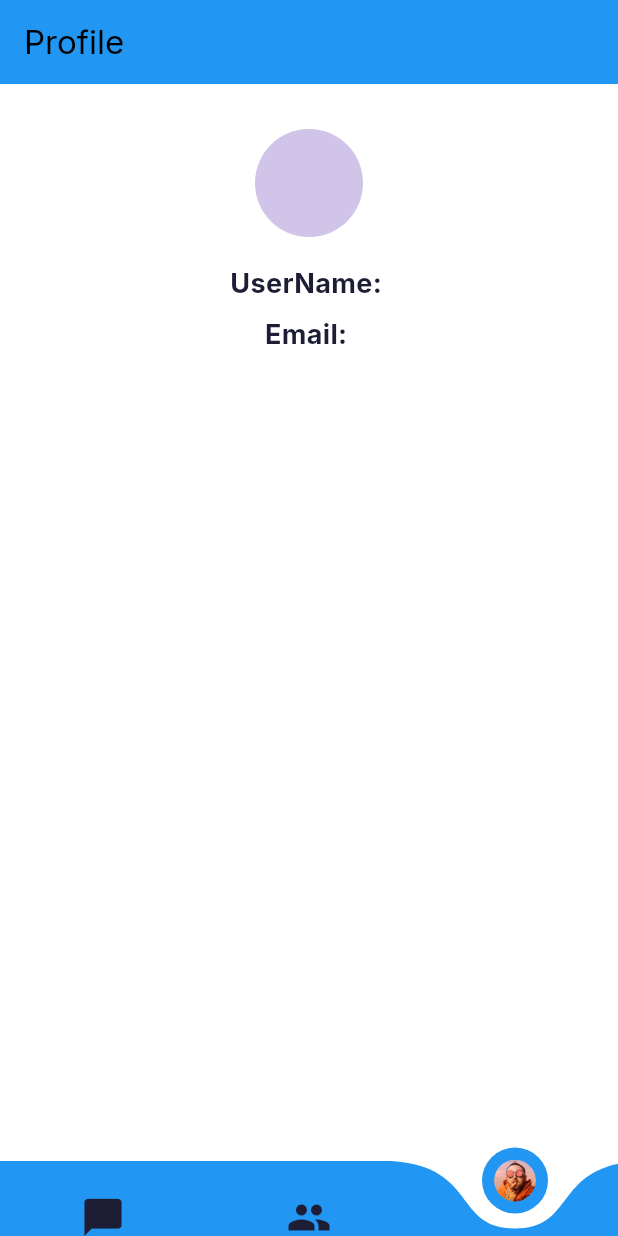
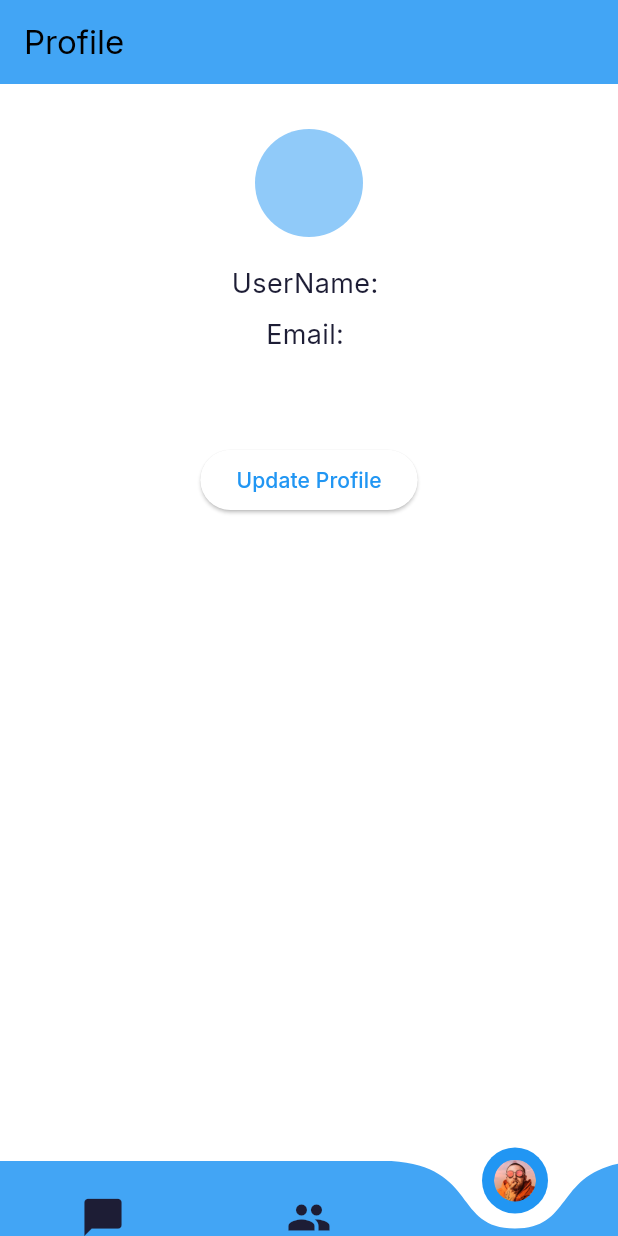
Before and after one commit to osamajaved07/CHAT-APP, a Flutter app: the ProfileScreen screen opened by its route, on a phone screen of 412 x 824 dp. Run offline on Flutter 3.47's test engine with Material 3 defaults, Android fonts, the phone set to English and light mode, and no system bars; drawn by our look-alikes of curved_navigation_bar; our stand-ins replace cloud_firestore, firebase_auth, firebase_core, firebase_storage, google_fonts, google_sign_in and 1 more; accounts and stored records are empty.

Commit message:
Update prfile functionality added

```diff
--- a/lib/components/body.dart
+++ b/lib/components/body.dart
@@ -120,7 +120,7 @@ class _BodyState extends State<Body> with WidgetsBindingObserver {
         Container(
           padding: EdgeInsets.fromLTRB(
               kDefaultPadding, 0, kDefaultPadding, kDefaultPadding),
-          color: kPrimaryColor,
+          color: Colors.blue.shade400,
           child: Column(
             mainAxisAlignment: MainAxisAlignment.start,
             children: [
--- a/lib/model/group_chat/create_group/add_members.dart
+++ b/lib/model/group_chat/create_group/add_members.dart
@@ -50,7 +50,7 @@ class _AddMembersInGroupState extends State<AddMembersInGroup> {
 
     await _firestore
         .collection('users')
-        .where("email", isEqualTo: _search.text)
+        .where("name", isEqualTo: _search.text)
         .get()
         .then((value) {
       setState(() {
@@ -98,7 +98,7 @@ class _AddMembersInGroupState extends State<AddMembersInGroup> {
 
     return Scaffold(
       appBar: AppBar(
-        backgroundColor: kPrimaryColor,
+        backgroundColor:Colors.blue.shade400,
         title: Text("Add Members"),
       ),
       body: SingleChildScrollView(
--- a/lib/model/group_chat/group_chat_room.dart
+++ b/lib/model/group_chat/group_chat_room.dart
@@ -43,7 +43,7 @@ class GroupChatRoom extends StatelessWidget {
 
     return Scaffold(
       appBar: AppBar(
-        backgroundColor: kPrimaryColor,
+        backgroundColor: Colors.blue.shade400,
         title: Text(groupName),
         actions: [
           IconButton(
--- a/lib/model/group_chat/group_chat_screen.dart
+++ b/lib/model/group_chat/group_chat_screen.dart
@@ -57,7 +57,7 @@ class _GroupChatHomeScreenState extends State<GroupChatHomeScreen> {
     return Scaffold(
         appBar: AppBar(
           automaticallyImplyLeading: false,
-          backgroundColor: kPrimaryColor,
+          backgroundColor: Colors.blue.shade400,
           title: Text("Groups"),
         ),
         body: isLoading
@@ -100,7 +100,7 @@ class _GroupChatHomeScreenState extends State<GroupChatHomeScreen> {
         bottomNavigationBar: CurvedNavigationBar(
           index: 1,
           backgroundColor: Colors.white, // Background color
-          color: kPrimaryColor, // Button color
+          color: Colors.blue.shade400, // Button color
           buttonBackgroundColor: kPrimaryColor,
 
           // Active button color
--- a/lib/model/group_chat/group_info.dart
+++ b/lib/model/group_chat/group_info.dart
@@ -132,7 +132,7 @@ class _GroupInfoState extends State<GroupInfo> {
 
     return SafeArea(
       child: Scaffold(
-        backgroundColor: Color.fromARGB(255, 229, 206, 255),
+        backgroundColor: Colors.blue.shade50,
         body: isLoading
             ? Container(
                 height: size.height,
--- a/lib/screens/homescreen.dart
+++ b/lib/screens/homescreen.dart
@@ -61,6 +61,7 @@ class _HomePageState extends State<HomePage> with WidgetsBindingObserver {
       body: isLoading
           ? Center(
               child: Container(
+                alignment: Alignment.center,
                 height: size.height / 20,
                 width: size.width / 20,
                 child: CircularProgressIndicator(),
@@ -75,7 +76,7 @@ class _HomePageState extends State<HomePage> with WidgetsBindingObserver {
     return CurvedNavigationBar(
       index: 0,
       backgroundColor: Colors.white, // Background color
-      color: kPrimaryColor, // Button color
+      color: Colors.blue.shade400, // Button color
       buttonBackgroundColor: kPrimaryColor,
       // Active button color
       height: 50,
@@ -132,7 +133,7 @@ class _HomePageState extends State<HomePage> with WidgetsBindingObserver {
 
   AppBar App_Bar() {
     return AppBar(
-      backgroundColor: kPrimaryColor,
+      backgroundColor:Colors.blue.shade400,
       automaticallyImplyLeading: false,
       title: Text("Chats"),
       actions: [
--- a/lib/screens/profile_screen.dart
+++ b/lib/screens/profile_screen.dart
@@ -1,21 +1,37 @@
-// ignore_for_file: prefer_const_constructors, prefer_const_literals_to_create_immutables
+// ignore_for_file: prefer_const_constructors, prefer_const_literals_to_create_immutables, deprecated_member_use, avoid_print, use_build_context_synchronously, must_be_immutable, non_constant_identifier_names, unused_local_variable, prefer_const_constructors_in_immutables
 
 import 'package:chat_application/constants.dart';
 import 'package:chat_application/model/group_chat/group_chat_screen.dart';
 import 'package:chat_application/screens/homescreen.dart';
+import 'package:cloud_firestore/cloud_firestore.dart';
 import 'package:curved_navigation_bar/curved_navigation_bar.dart';
 import 'package:firebase_auth/firebase_auth.dart';
 import 'package:flutter/material.dart';
 
-class ProfileScreen extends StatelessWidget {
-  const ProfileScreen({super.key});
+class ProfileScreen extends StatefulWidget {
+  ProfileScreen({super.key});
+
+  @override
+  State<ProfileScreen> createState() => _ProfileScreenState();
+}
+
+class _ProfileScreenState extends State<ProfileScreen> {
+  String _username = '';
+  String _email = '';
+
+  @override
+  void initState() {
+    super.initState();
+    _username = FirebaseAuth.instance.currentUser?.displayName ?? '';
+    _email = FirebaseAuth.instance.currentUser?.email ?? '';
+  }
 
   @override
   Widget build(BuildContext context) {
     return Scaffold(
       appBar: AppBar(
         automaticallyImplyLeading: false,
-        backgroundColor: kPrimaryColor,
+        backgroundColor: Colors.blue.shade400,
         title: Text('Profile'),
       ),
       body: Center(
@@ -27,12 +43,12 @@ class ProfileScreen extends StatelessWidget {
             if (FirebaseAuth.instance.currentUser !=
                 null) // Check if currentUser is not null
               CircleAvatar(
-                backgroundColor: Colors.deepPurple[100],
+                backgroundColor: Colors.blue[200],
                 maxRadius: 36,
                 child: Text(
-                  FirebaseAuth.instance.currentUser!.displayName
-                      .toString()
-                      .toUpperCase(),
+                  _username.isNotEmpty
+                      ? _username.toString().toUpperCase()
+                      : '',
                   style: TextStyle(fontSize: 14, color: Colors.black),
                 ),
               ),
@@ -40,45 +56,103 @@ class ProfileScreen extends StatelessWidget {
               height: 18,
             ),
             if (FirebaseAuth.instance.currentUser != null)
-              Row(
-                mainAxisAlignment: MainAxisAlignment.center,
-                children: [
               Text(
-                    "UserName:",
-                    style: TextStyle(fontSize: 18, fontWeight: FontWeight.bold),
-                  ),
-                  SizedBox(
-                    width: 4,
-                  ),
-                  Text(
-                    FirebaseAuth.instance.currentUser!.displayName.toString(),
+                "UserName: $_username",
                 style: TextStyle(
                   fontSize: 18,
                 ),
-                  ),
-                ],
               ),
             SizedBox(
               height: 8,
             ),
             if (FirebaseAuth.instance.currentUser != null)
-              Row(
-                mainAxisAlignment: MainAxisAlignment.center,
-                children: [
               Text(
-                    "Email:",
-                    style: TextStyle(fontSize: 18, fontWeight: FontWeight.bold),
-                  ),
-                  SizedBox(
-                    width: 4,
-                  ),
-                  Text(
-                    FirebaseAuth.instance.currentUser!.email.toString(),
+                "Email: $_email",
                 style: TextStyle(
                   fontSize: 18,
                 ),
               ),
+            SizedBox(height: 60),
+            if (FirebaseAuth.instance.currentUser != null)
+              ElevatedButton(
+                onPressed: () {
+                  showDialog(
+                      context: context,
+                      builder: (BuildContext context) {
+                        String Name =
+                            FirebaseAuth.instance.currentUser!.displayName ??
+                                '';
+
+                        return AlertDialog(
+                          title: Text("Update Profile"),
+                          content: Column(
+                            mainAxisSize: MainAxisSize.min,
+                            children: [
+                              Text("Here you can update your profile"),
+                              SizedBox(
+                                height: 8,
+                              ),
+                              TextFormField(
+                                initialValue: Name,
+                                onChanged: (value) {
+                                  Name = value;
+                                },
+                                decoration:
+                                    InputDecoration(labelText: "Username"),
+                              ),
                             ],
+                          ),
+                          actions: [
+                            TextButton(
+                                onPressed: () {
+                                  Navigator.of(context).pop();
+                                },
+                                child: Text("Close")),
+                            TextButton(
+                                onPressed: () async {
+                                  User? user =
+                                      FirebaseAuth.instance.currentUser;
+                                  if (user != null) {
+                                    try {
+                                      await user.updateDisplayName(Name);
+
+                                      setState(() {
+                                        _username = Name;
+                                      });
+                                      ScaffoldMessenger.of(context)
+                                          .showSnackBar(
+                                        SnackBar(
+                                          content: Text(
+                                              'Profile updated successfully!'),
+                                        ),
+                                      );
+                                    } catch (e) {
+                                      print('Error updating profile: $e');
+                                      ScaffoldMessenger.of(context)
+                                          .showSnackBar(
+                                        SnackBar(
+                                          content: Text(
+                                              'Error updating profile: $e'),
+                                        ),
+                                      );
+                                      // Handle error
+                                    }
+                                  }
+                                  FirebaseFirestore.instance
+                                      .collection('users')
+                                      .doc(user!.uid)
+                                      .update({
+                                    'name': Name,
+                                  });
+
+                                  Navigator.of(context).pop();
+                                },
+                                child: Text("Update"))
+                          ],
+                        );
+                      });
+                },
+                child: Text('Update Profile'),
               ), // Check and use only if currentUser is not null
           ],
         ),
@@ -86,7 +160,7 @@ class ProfileScreen extends StatelessWidget {
       bottomNavigationBar: CurvedNavigationBar(
         index: 2,
         backgroundColor: Colors.white, // Background color
-        color: kPrimaryColor, // Button color
+        color: Colors.blue.shade400, // Button color
         buttonBackgroundColor: kPrimaryColor,
         // Active button color
         height: 50,
@@ -111,7 +185,8 @@ class ProfileScreen extends StatelessWidget {
             iconSize: 30,
           ),
           IconButton(
-            onPressed: () {Navigator.pushReplacement(
+            onPressed: () {
+              Navigator.pushReplacement(
                 context,
                 PageRouteBuilder(
                   transitionDuration: Duration(milliseconds: 400),
```
Also changed, not shown: lib/model/group_chat/add_members.dart (deleted, +0 -128 lines). Lines whose indentation alone changed are shown as unchanged.
